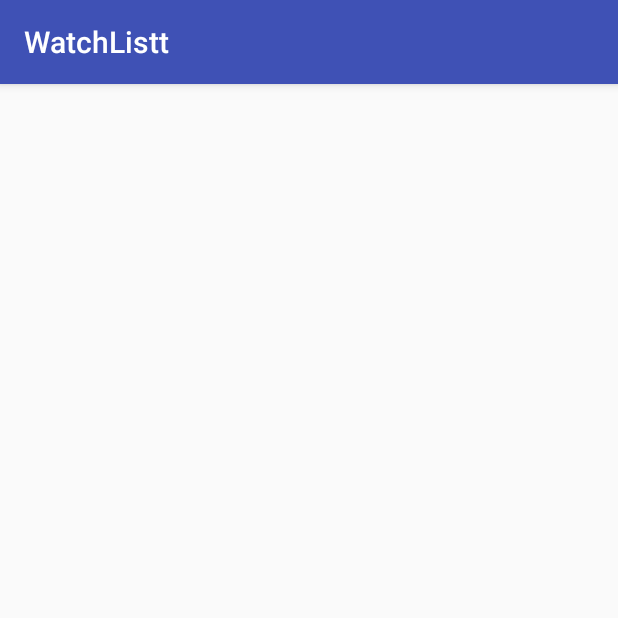
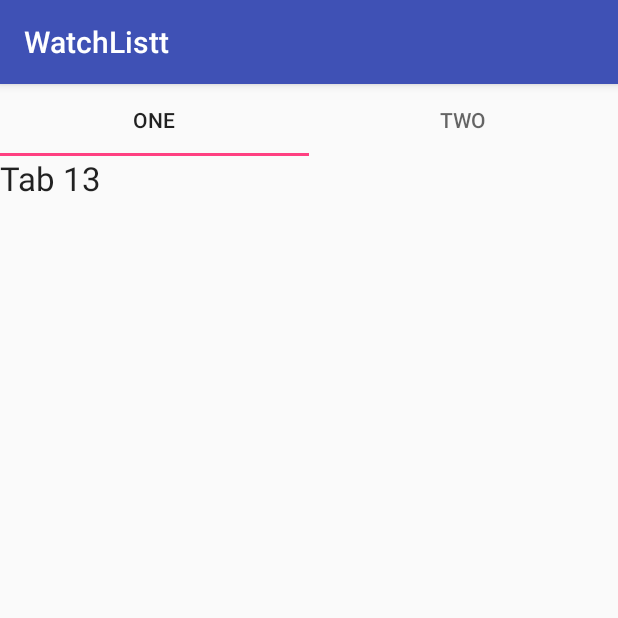
Before and after one commit to leonardo-souza-dev/wlandroid, an Android app: the UserActivity screen opened directly, with no data from a screen before it, on a phone screen of 412 x 824 dp, the top half of it. Run offline under Robolectric (Android 15) with nearby library versions, the phone set to English and light mode, and no system bars.

Commit message:
tab partial

```diff
--- a/app/build.gradle
+++ b/app/build.gradle
@@ -26,4 +26,5 @@ dependencies {
     compile 'com.android.support:design:23.1.1'
     compile 'com.google.code.gson:gson:2.5'
     compile 'com.google.android.gms:play-services-appindexing:8.1.0'
+    compile 'com.android.support:support-v4:23.1.1'
 }
--- /dev/null
+++ b/app/src/main/java/com/leonardoserra/watchlist/FragmentOne.java
@@ -0,0 +1,17 @@
+package com.leonardoserra.watchlist;
+
+import android.os.Bundle;
+import android.support.v4.app.Fragment;
+import android.view.LayoutInflater;
+import android.view.View;
+import android.view.ViewGroup;
+
+public class FragmentOne extends Fragment {
+
+    @Override
+    public View onCreateView(LayoutInflater inflater, ViewGroup container, Bundle savedInstanceState) {
+        View rootView = inflater.inflate(R.layout.fragment_one, null);
+        return rootView;
+    }
+
+}
--- /dev/null
+++ b/app/src/main/java/com/leonardoserra/watchlist/FragmentTwo.java
@@ -0,0 +1,17 @@
+package com.leonardoserra.watchlist;
+
+
+import android.os.Bundle;
+import android.support.v4.app.Fragment;
+import android.view.LayoutInflater;
+import android.view.View;
+import android.view.ViewGroup;
+
+public class FragmentTwo extends Fragment {
+
+    @Override
+    public View onCreateView(LayoutInflater inflater, ViewGroup container, Bundle savedInstanceState) {
+        View rootView = inflater.inflate(R.layout.fragment_two, null);
+        return rootView;
+    }
+}
--- a/app/src/main/java/com/leonardoserra/watchlist/MainActivity.java
+++ b/app/src/main/java/com/leonardoserra/watchlist/MainActivity.java
@@ -45,6 +45,8 @@ public class MainActivity extends AppCompatActivity {
         setSupportActionBar(toolbar);
         String nomeApp = getResources().getString(R.string.app_name);
         getSupportActionBar().setTitle(nomeApp);
+
+
 
         SharedPreferences sp = getPreferences(MODE_PRIVATE);
         SharedPreferences.Editor e = sp.edit();
--- a/app/src/main/java/com/leonardoserra/watchlist/UserActivity.java
+++ b/app/src/main/java/com/leonardoserra/watchlist/UserActivity.java
@@ -1,13 +1,82 @@
 package com.leonardoserra.watchlist;
 
+import android.support.design.widget.TabLayout;
+import android.support.v4.app.Fragment;
+import android.support.v4.app.FragmentManager;
+import android.support.v4.app.FragmentTransaction;
 import android.support.v7.app.AppCompatActivity;
 import android.os.Bundle;
 
 public class UserActivity extends AppCompatActivity {
 
+    //public static UserActivity instance;
+    private FragmentOne fragmentOne;
+    private FragmentTwo fragmentTwo;
+    private TabLayout allTabs;
+
     @Override
     protected void onCreate(Bundle savedInstanceState) {
         super.onCreate(savedInstanceState);
         setContentView(R.layout.activity_user);
+        //instance = this;
+        getAllWidgets();
+        bindWidgetsWithAnEvent();
+        setupTabLayout();
+    }
+
+    //public static UserActivity getInstance() {
+    //    return instance;
+    //}
+
+    private void getAllWidgets() {
+        allTabs = (TabLayout) findViewById(R.id.tabs);
+    }
+
+    private void setupTabLayout(){
+        fragmentOne = new FragmentOne();
+        fragmentTwo = new FragmentTwo();
+        allTabs.addTab(allTabs.newTab().setText("ONE"),true);
+        allTabs.addTab(allTabs.newTab().setText("TWO"));
+    }
+
+    private void bindWidgetsWithAnEvent() {
+
+        allTabs.setOnTabSelectedListener(new TabLayout.OnTabSelectedListener() {
+
+            @Override
+            public void onTabSelected(TabLayout.Tab tab) {
+                setCurrentTabFragment(tab.getPosition());
+            }
+
+            @Override
+            public void onTabUnselected(TabLayout.Tab tab) {
+
+            }
+
+            @Override
+            public void onTabReselected(TabLayout.Tab tab) {
+
+            }
+        });
+    }
+
+    private void setCurrentTabFragment(int tabPosition)
+    {
+        switch (tabPosition)
+        {
+            case 0 :
+                replaceFragment(fragmentOne);
+                break;
+            case 1 :
+                replaceFragment(fragmentTwo);
+                break;
+        }
+    }
+    public void replaceFragment(Fragment fragment) {
+        FragmentManager fm = getSupportFragmentManager();
+        FragmentTransaction ft = fm.beginTransaction();
+        ft.replace(R.id.frame_container, fragment);
+        ft.setTransition(FragmentTransaction.TRANSIT_FRAGMENT_OPEN);
+        ft.commit();
     }
 }
--- a/app/src/main/res/layout/activity_main.xml
+++ b/app/src/main/res/layout/activity_main.xml
@@ -18,7 +18,8 @@
             android:layout_width="match_parent"
             android:layout_height="?attr/actionBarSize"
             android:background="?attr/colorPrimary"
-            app:popupTheme="@style/AppTheme.PopupOverlay" />
+            app:popupTheme="@style/AppTheme.PopupOverlay"
+            android:theme="@style/AppTheme" />
 
     </android.support.design.widget.AppBarLayout>
 
@@ -27,7 +28,8 @@
         android:layout_height="0dp"
         android:layout_weight="1">
 
-        <include layout="@layout/content_main" />
+        <include layout="@layout/content_main"
+            android:id="@+id/layout_main" />
 
     </ScrollView>
 
--- a/app/src/main/res/layout/activity_user.xml
+++ b/app/src/main/res/layout/activity_user.xml
@@ -1,12 +1,21 @@
-<?xml version="1.0" encoding="utf-8"?>
-<RelativeLayout xmlns:android="http://schemas.android.com/apk/res/android"
+<LinearLayout xmlns:android="http://schemas.android.com/apk/res/android"
+    xmlns:app="http://schemas.android.com/apk/res-auto"
     xmlns:tools="http://schemas.android.com/tools"
     android:layout_width="match_parent"
     android:layout_height="match_parent"
-    android:paddingBottom="@dimen/activity_vertical_margin"
-    android:paddingLeft="@dimen/activity_horizontal_margin"
-    android:paddingRight="@dimen/activity_horizontal_margin"
-    android:paddingTop="@dimen/activity_vertical_margin"
-    tools:context="com.leonardoserra.watchlist.UserActivity">
+    android:orientation="vertical"
+    tools:context=".UserActivity">
 
-</RelativeLayout>
+    <android.support.design.widget.TabLayout
+        android:id="@+id/tabs"
+        android:layout_width="match_parent"
+        android:layout_height="wrap_content"
+        app:tabGravity="fill"
+        app:tabMode="fixed" />
+
+    <FrameLayout
+        android:id="@+id/frame_container"
+        android:layout_width="match_parent"
+        android:layout_height="match_parent" />
+
+</LinearLayout>
--- /dev/null
+++ b/app/src/main/res/layout/fragment_one.xml
@@ -0,0 +1,14 @@
+<?xml version="1.0" encoding="utf-8"?>
+<LinearLayout xmlns:android="http://schemas.android.com/apk/res/android"
+    android:layout_width="match_parent"
+    android:layout_height="match_parent">
+
+    <TextView
+        android:id="@+id/textView"
+        android:layout_width="wrap_content"
+        android:layout_height="wrap_content"
+        android:layout_centerInParent="true"
+        android:text="Tab 13"
+        android:textAppearance="?android:attr/textAppearanceLarge"/>
+
+</LinearLayout>
--- a/app/src/main/res/values/strings.xml
+++ b/app/src/main/res/values/strings.xml
@@ -19,4 +19,7 @@
     <string name="resultado">resultado</string>
     <string name="resultados">resultados</string>
     <string name="some_error_occurred">Some error occurred. Try again in a few minutes.</string>
+
+    <!-- TODO: Remove or change this placeholder text -->
+    <string name="hello_blank_fragment">Hello blank fragment</string>
 </resources>
```
Also changed, not shown: app/src/main/res/layout/content_main.xml (+5 -3 lines), app/src/main/res/layout/fragment_two.xml (added, +15 -0 lines).
